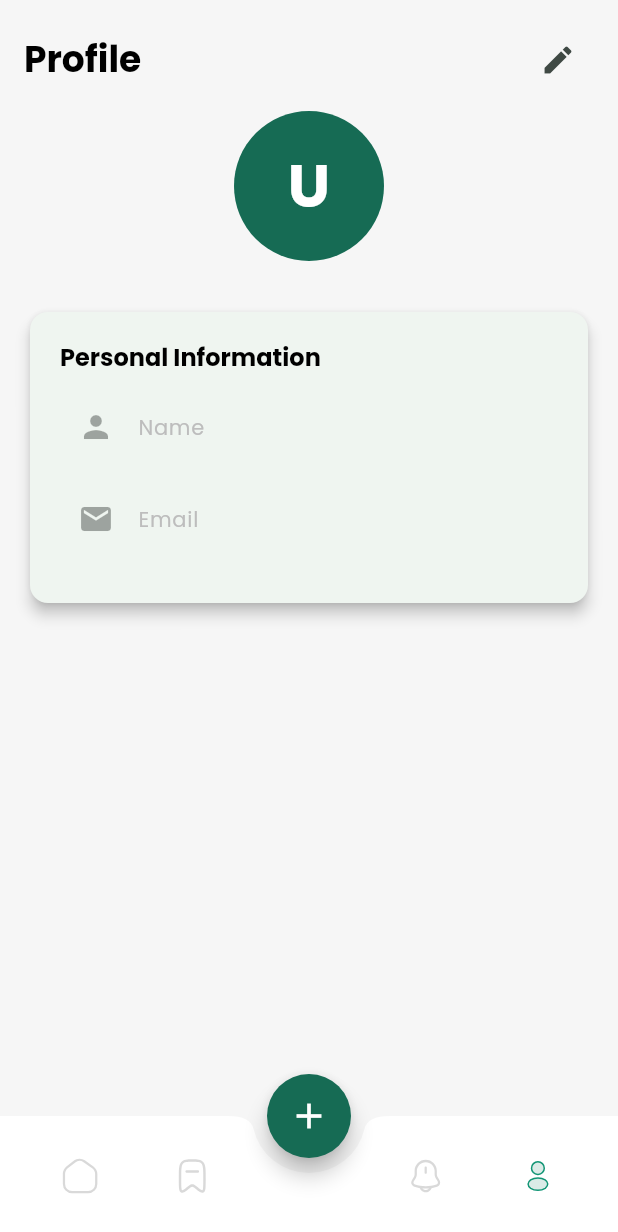
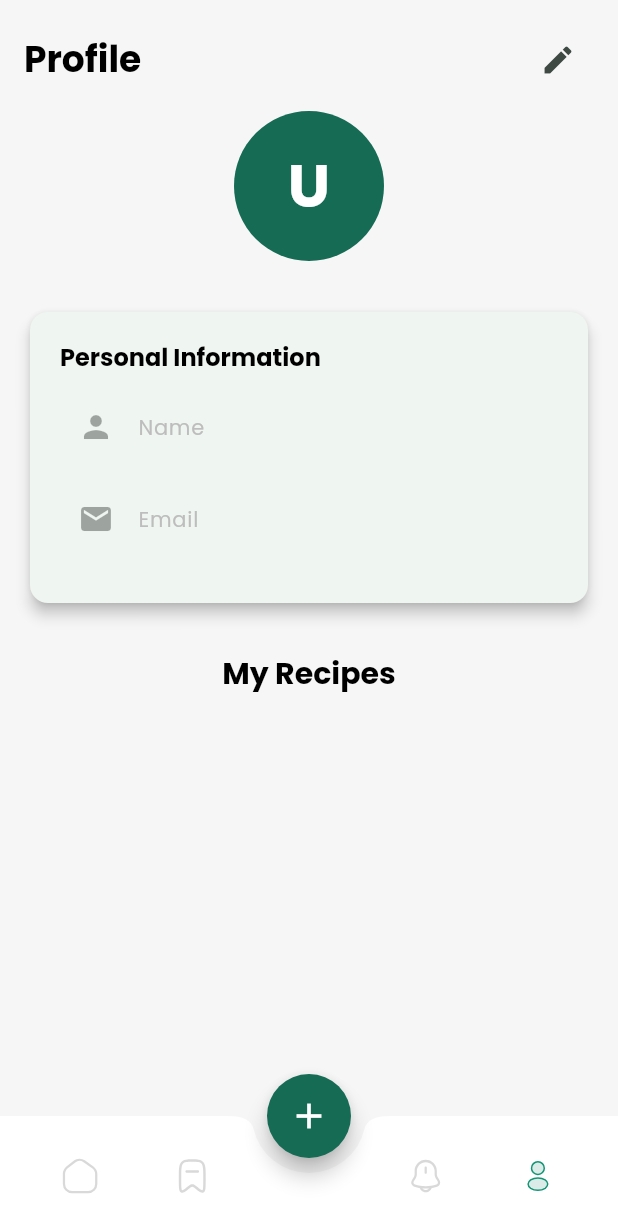
Before and after one commit to bedoyalejandra/receipes-app, a Flutter app: the screen it shows once a user with an empty profile is signed in, item 4 of the bottom bar chosen, on a phone screen of 412 x 824 dp. Shown: the top 1232 px of the screen. Run offline on Flutter 3.47's test engine with Material 3 defaults, Android fonts, the phone set to English and light mode, and no system bars; our stand-ins replace cloud_firestore, equatable, firebase_auth, firebase_core, firebase_storage, flutter_svg and 2 more; accounts and stored records are empty.

Commit message:
feat: add user recipes list to profile screen with loading and error states

```diff
--- a/lib/presentation/screens/profile/profile_screen.dart
+++ b/lib/presentation/screens/profile/profile_screen.dart
@@ -1,9 +1,10 @@
 import 'package:flutter/material.dart';
 import 'package:flutter/widgets.dart';
 import 'package:provider/provider.dart';
-import 'package:receipes_app_02/components/custom_text_field.dart';
 import 'package:receipes_app_02/constants/spacing.dart';
+import 'package:receipes_app_02/presentation/screens/home/widgets/recipe_card.dart';
 import 'package:receipes_app_02/providers/auth_provider.dart';
+import 'package:receipes_app_02/providers/recipe_display_provider.dart';
 import 'package:receipes_app_02/providers/user_provider.dart';
 
 class ProfileScreen extends StatefulWidget {
@@ -43,6 +44,7 @@ class _ProfileScreenState extends State<ProfileScreen> {
       _nameController.text = user.name;
       _emailController.text = user.email;
       context.read<UserProvider>().loadUserData(user);
+      context.read<RecipeDisplayProvider>().getUserRecipes(user.id);
     }
   }
 
@@ -227,6 +229,13 @@ class _ProfileScreenState extends State<ProfileScreen> {
                     ),
                   ),
                 ),
+                SizedBox(height: 30),
+                Text(
+                  'My Recipes',
+                  style: Theme.of(context).textTheme.headlineMedium,
+                ),
+                SizedBox(height: 10),
+                _buildRecipeList(context),
               ],
             ),
           ),
@@ -234,4 +243,49 @@ class _ProfileScreenState extends State<ProfileScreen> {
       },
     );
   }
+
+  Widget _buildRecipeList(BuildContext context) {
+    return Consumer<RecipeDisplayProvider>(
+      builder: (context, provider, child) {
+        return Column(
+          children: [
+            if (provider.state == RecipeDisplayState.loading)
+              Center(child: CircularProgressIndicator()),
+            if (provider.state == RecipeDisplayState.error)
+              Center(
+                child: Column(
+                  children: [
+                    Icon(Icons.error, color: Colors.red),
+                    SizedBox(height: 10),
+                    Text(
+                      'Something went wrong',
+                      style: Theme.of(
+                        context,
+                      ).textTheme.titleMedium?.copyWith(color: Colors.red),
+                    ),
+                    SizedBox(height: 10),
+                    Text(
+                      provider.errorMessage ?? 'Unknown error',
+                      style: Theme.of(context).textTheme.bodyLarge,
+                    ),
+                    SizedBox(height: 10),
+                    ElevatedButton(
+                      onPressed: () {
+                        provider.clearError();
+                        provider.getAllRecipes();
+                      },
+                      child: Text('Retry'),
+                    ),
+                  ],
+                ),
+              ),
+            if (provider.state == RecipeDisplayState.success)
+              ...provider.recipes.map((recipe) {
+                return RecipeCard(recipe: recipe);
+              }),
+          ],
+        );
+      },
+    );
+  }
 }
```
